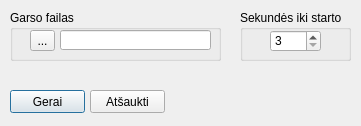
Qt form GUIs/SettingsDialog.ui (kulverstukas1/DuathlonStarter) before a commit.
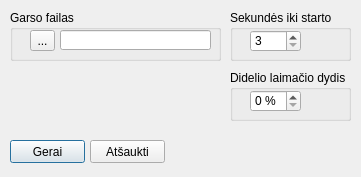
The same form after that commit.

Commit message: nustatymuose dabar issaugo ir atstato parinkta skaiciu

```diff
--- a/GUIs/SettingsDialog.ui
+++ b/GUIs/SettingsDialog.ui
@@ -10,7 +10,7 @@
     <x>0</x>
     <y>0</y>
     <width>361</width>
-    <height>126</height>
+    <height>177</height>
    </rect>
   </property>
   <property name="windowTitle">
@@ -61,9 +61,9 @@
   <widget class="QGroupBox" name="groupBox_2">
    <property name="geometry">
     <rect>
-     <x>240</x>
+     <x>230</x>
      <y>10</y>
-     <width>111</width>
+     <width>121</width>
      <height>51</height>
     </rect>
    </property>
@@ -73,7 +73,7 @@
    <widget class="QSpinBox" name="preStartSecs">
     <property name="geometry">
      <rect>
-      <x>30</x>
+      <x>20</x>
       <y>20</y>
       <width>51</width>
       <height>22</height>
@@ -91,7 +91,7 @@
    <property name="geometry">
     <rect>
      <x>10</x>
-     <y>90</y>
+     <y>140</y>
      <width>75</width>
      <height>23</height>
     </rect>
@@ -104,7 +104,7 @@
    <property name="geometry">
     <rect>
      <x>90</x>
-     <y>90</y>
+     <y>140</y>
      <width>75</width>
      <height>23</height>
     </rect>
@@ -113,6 +113,44 @@
     <string>Atšaukti</string>
    </property>
   </widget>
+  <widget class="QGroupBox" name="groupBox_3">
+   <property name="geometry">
+    <rect>
+     <x>230</x>
+     <y>70</y>
+     <width>121</width>
+     <height>51</height>
+    </rect>
+   </property>
+   <property name="title">
+    <string>Didelio laimačio dydis</string>
+   </property>
+   <widget class="QSpinBox" name="bigClockSize">
+    <property name="geometry">
+     <rect>
+      <x>20</x>
+      <y>20</y>
+      <width>51</width>
+      <height>22</height>
+     </rect>
+    </property>
+    <property name="suffix">
+     <string> %</string>
+    </property>
+    <property name="minimum">
+     <number>0</number>
+    </property>
+    <property name="maximum">
+     <number>50</number>
+    </property>
+    <property name="singleStep">
+     <number>5</number>
+    </property>
+    <property name="value">
+     <number>0</number>
+    </property>
+   </widget>
+  </widget>
  </widget>
  <resources/>
  <connections/>
```
The commit also changes 2 other files.
